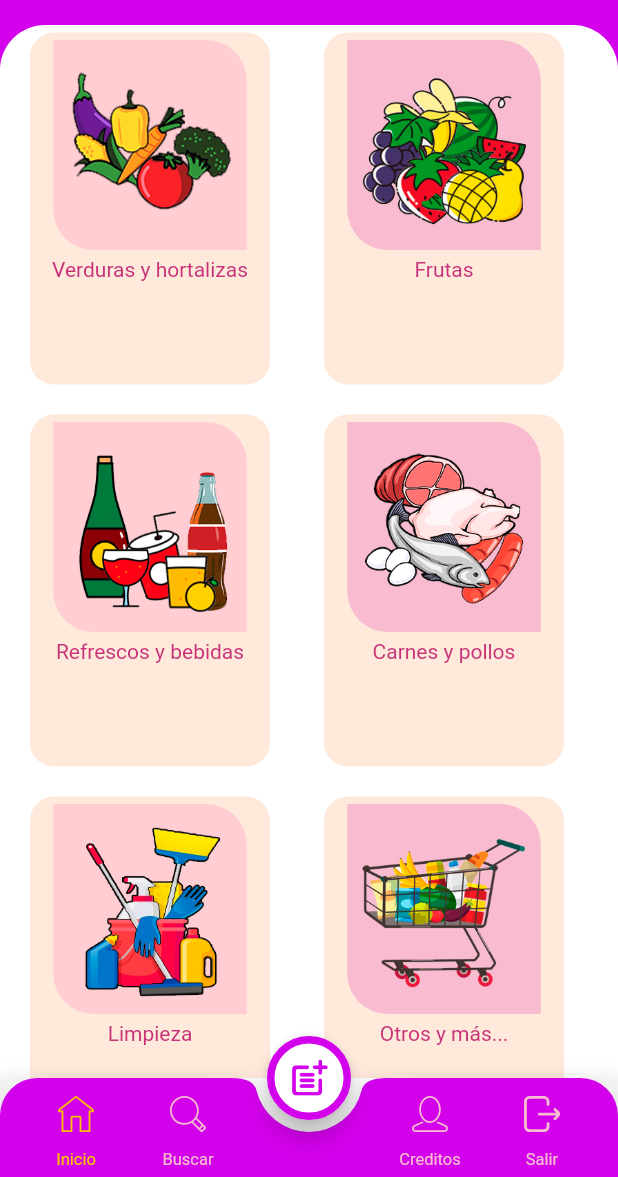
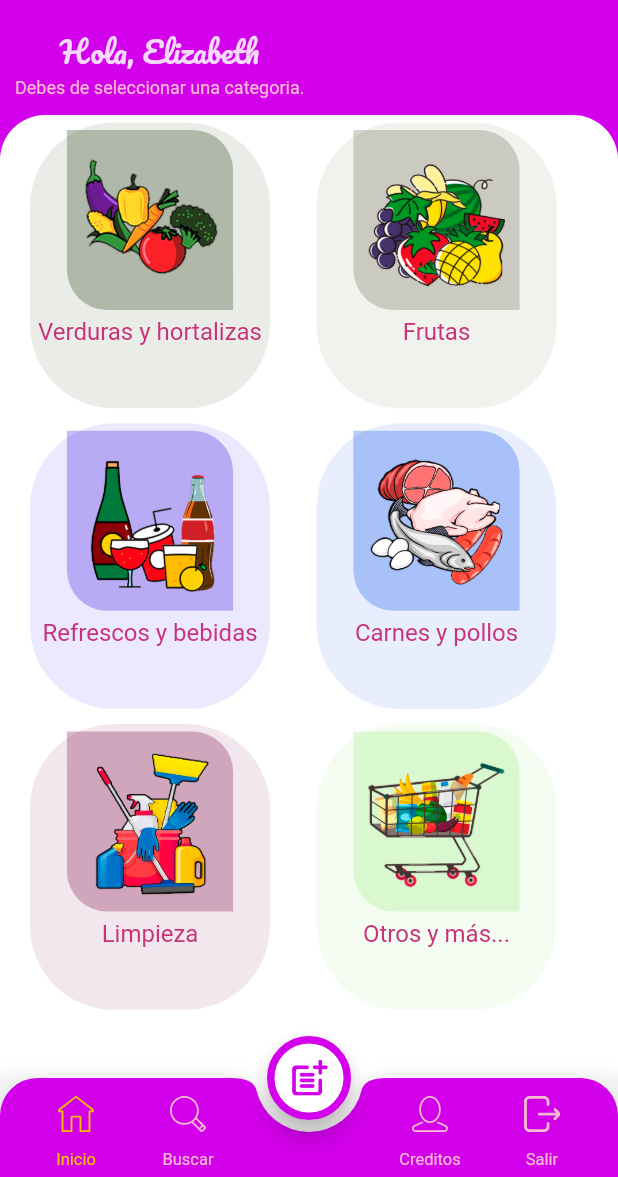
Before and after one commit to trujasra/eliMarket, a Flutter app: the MenuPage screen opened by its route, on a phone screen of 412 x 824 dp, the part 59-1236 px from its top. Run offline on Flutter 3.47's test engine with Material 2 defaults, Android fonts, the phone set to English and light mode, and no system bars; our stand-ins replace flutter_svg, google_fonts, sqflite; accounts and stored records are empty; Roboto replaces fonts that are missing (Revalia); project files that could hold a hidden picture were left out.

Commit message:
Se modifico el menu categoria de colores

```diff
--- a/lib/pantallas/lista_categoria.dart
+++ b/lib/pantallas/lista_categoria.dart
@@ -1,3 +1,5 @@
+import 'dart:math';
+
 import 'package:flutter/material.dart';
 
 import 'package:eli_market/data/database_helper.dart';
@@ -8,11 +10,38 @@ import 'lista_producto_page.dart';
 import '../constantes.dart';
 
 class ListaCategoriaPage extends StatelessWidget {
+  final Random random = new Random();
   @override
   Widget build(BuildContext context) {
     return Scaffold(
       backgroundColor: kPrimaryColor,
-      body: Container(
+      body: Column(
+        mainAxisAlignment: MainAxisAlignment.start,
+        crossAxisAlignment: CrossAxisAlignment.start,
+        children: [
+          SizedBox(
+            // height: MediaQuery.of(context).size.height * 0.10,
+            height: 60.0,
+            child: Padding(
+              padding: const EdgeInsets.only(left: 10.0),
+              child: Column(
+                children: [
+                  Text(
+                    "Hola, Elizabeth",
+                    style: GoogleFonts.pacifico(
+                        color: kPrimaryLigthColor, fontSize: 20.0),
+                  ),
+                  Text(
+                    "Debes de seleccionar una categoria.",
+                    style: GoogleFonts.montserratAlternates(
+                        color: kTextoLigthColor, fontSize: 12.0),
+                  ),
+                ],
+              ),
+            ),
+          ),
+          Expanded(
+            child: Container(
               // margin: EdgeInsets.only(top: 15.0),
               decoration: BoxDecoration(
                   color: Colors.white,
@@ -21,14 +50,16 @@ class ListaCategoriaPage extends StatelessWidget {
                       topRight: Radius.circular(30.0))),
               child: ClipRRect(
                 borderRadius: BorderRadius.only(
-              topLeft: Radius.circular(30.0), topRight: Radius.circular(30.0)),
+                    topLeft: Radius.circular(30.0),
+                    topRight: Radius.circular(30.0)),
                 child: Column(
                   children: [
                     FutureBuilder(
                         future: DataBaseHelper.db.obtieneCategoria(),
                         builder: (BuildContext context,
                             AsyncSnapshot<List<Categoria>> snapshot) {
-                    if (snapshot.connectionState == ConnectionState.waiting) {
+                          if (snapshot.connectionState ==
+                              ConnectionState.waiting) {
                             return Center(child: CircularProgressIndicator());
                           } else {
                             return _listaMenuCategoria(snapshot.data);
@@ -37,6 +68,9 @@ class ListaCategoriaPage extends StatelessWidget {
                   ],
                 ),
               ),
+            ),
+          ),
+        ],
       ),
     );
   }
@@ -50,13 +84,75 @@ class ListaCategoriaPage extends StatelessWidget {
                 top: 5.0, right: kDefaultPaddin, left: kDefaultPaddin),
             gridDelegate: SliverGridDelegateWithFixedCrossAxisCount(
                 crossAxisCount: 2,
-                crossAxisSpacing: kDefaultPaddin,
-                mainAxisSpacing: kDefaultPaddin,
-                childAspectRatio: 0.75),
+                crossAxisSpacing: kDefaultPaddin / 2,
+                mainAxisSpacing: kDefaultPaddin / 2,
+                childAspectRatio: 0.95),
             itemBuilder: (BuildContext context, int index) {
               Categoria oCategoria = listaCategoria[index];
-              return detalleMenu(context, oCategoria);
+              return detalleMenuN(context, oCategoria);
             }),
+      ),
+    );
+  }
+
+  Widget detalleMenuN(BuildContext context, Categoria pCategoria) {
+    int colorR = random.nextInt(255);
+    int colorG = random.nextInt(255);
+    int colorB = random.nextInt(255);
+    return GestureDetector(
+      onTap: () => Navigator.push(
+          context,
+          MaterialPageRoute(
+              builder: (BuildContext context) => ListaProductoPage(
+                    oCategoria: pCategoria,
+                  ))),
+      child: Column(
+        crossAxisAlignment: CrossAxisAlignment.start,
+        children: [
+          Expanded(
+            child: Container(
+              padding: EdgeInsets.symmetric(vertical: kDefaultPaddin / 4),
+              // height: 100,
+              width: 160,
+              decoration: BoxDecoration(
+                color: Color.fromRGBO(colorR, colorG, colorB, 0.10),
+                borderRadius: BorderRadius.circular(56),
+              ),
+              child: Column(
+                children: [
+                  Container(
+                      height: 120,
+                      decoration: BoxDecoration(
+                        color: Color.fromRGBO(colorR, colorG, colorB, 0.3),
+                        borderRadius: BorderRadius.only(
+                            topRight: Radius.circular(27.0),
+                            bottomLeft: Radius.circular(27.0)),
+                      ),
+                      child: Padding(
+                        padding: const EdgeInsets.all(10.0),
+                        child: Image.asset(pCategoria.imagen),
+                      )),
+                  Padding(
+                    padding: EdgeInsets.only(top: 5.0),
+                    child: Text(pCategoria.descCategoria,
+                        style: GoogleFonts.montserratAlternates(
+                          color: kPrimaryDarkColor,
+                          fontSize: 16.0,
+                        ),
+                        textAlign: TextAlign.center),
+                  ),
+                ],
+              ),
+            ),
+          ),
+          // Padding(
+          //   padding: EdgeInsets.symmetric(vertical: kDefaultPaddin),
+          //   child: Text(
+          //     pCategoria.descCategoria,
+          //     style: TextStyle(color: kPrimaryDarkColor),
+          //   ),
+          // )
+        ],
       ),
     );
   }
--- a/lib/pantallas/menu_page.dart
+++ b/lib/pantallas/menu_page.dart
@@ -171,7 +171,7 @@ class _MenuPageState extends State<MenuPage> {
             }),
         Text(
           pTextoIcono,
-          style: GoogleFonts.revalia(
+          style: GoogleFonts.montserratAlternates(
               fontSize: 11.0,
               color: _seleccionPaginaIndex == index
                   ? kIconLigthColor
```
Lines whose indentation alone changed are shown as unchanged.
